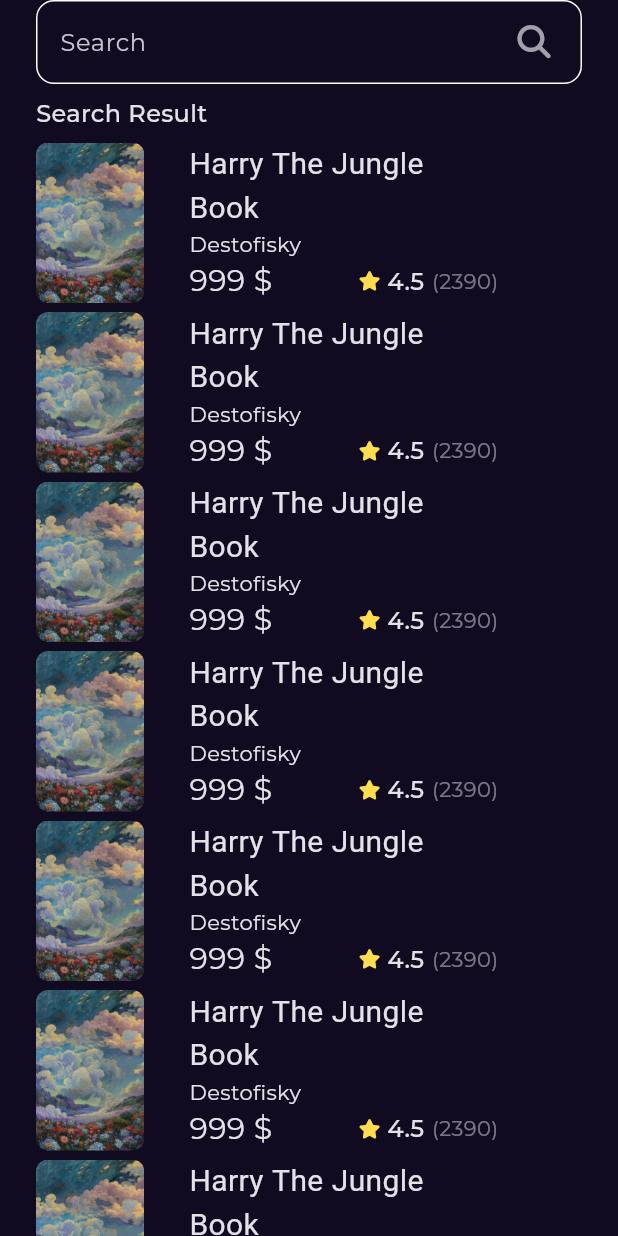
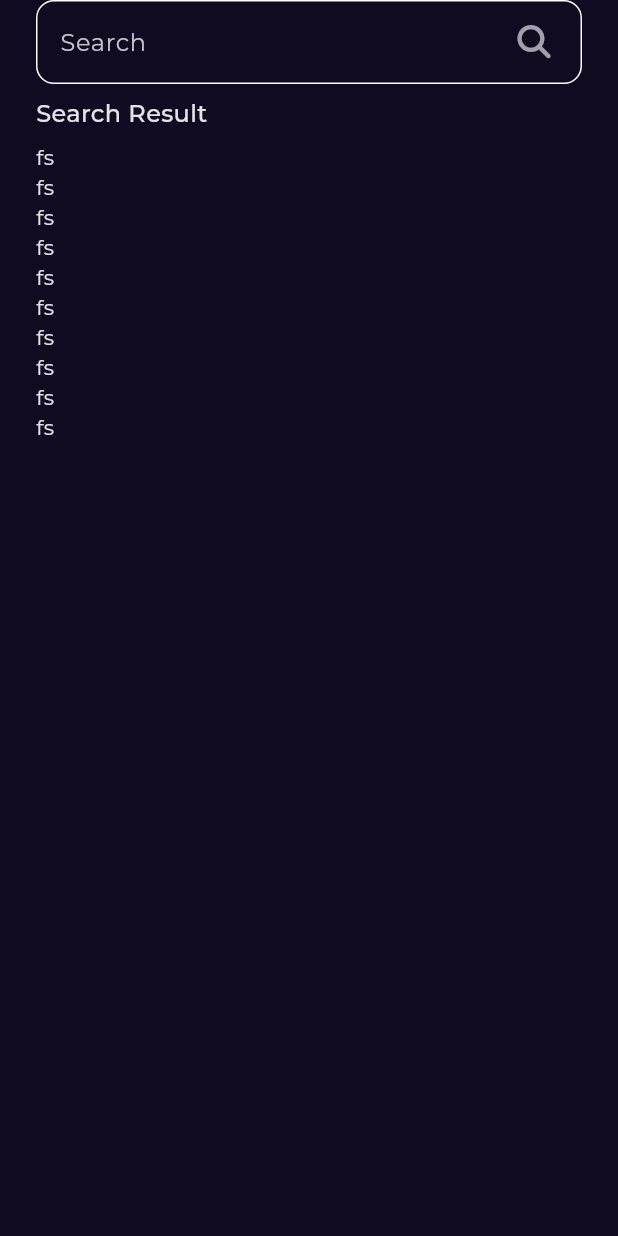
Before and after one commit to Waheed-Ashraf/Books-App, a Flutter app: the screen it shows after launch, after a tap on an icon or button, on a phone screen of 412 x 824 dp. Run offline on Flutter 3.47's test engine with Material 3 defaults, Android fonts, the phone set to English and light mode, and no system bars; our stand-ins replace cached_network_image, dartz, dio, equatable, flutter_bloc, font_awesome_flutter and 4 more; network calls fail.

Commit message:
solving issue in book model

```diff
--- a/lib/Features/Home/data/models/book_model/volume_info.dart
+++ b/lib/Features/Home/data/models/book_model/volume_info.dart
@@ -45,7 +45,7 @@ class VolumeInfo extends Equatable {
   final List<String>? categories;
 
 
-  final dynamic averageRating;
+  final num? averageRating;
 
 
   final int? ratingsCount;
@@ -157,7 +157,7 @@ class VolumeInfo extends Equatable {
 
         categories: (json['categories'] as List<dynamic>?)?.cast<String>(),
 
-        averageRating: json['averageRating'] as dynamic,
+        averageRating: json['averageRating'],
 
         ratingsCount: json['ratingsCount'] as int?,
 
--- a/lib/Features/Home/data/repo/home_repo_implementation.dart
+++ b/lib/Features/Home/data/repo/home_repo_implementation.dart
@@ -34,7 +34,7 @@ class HomeRepoimp implements HomeRepo {
   Future<Either<Failure, List<BookItemModel>>> fetchFeaturedBooks() async {
     try {
       var data = await _apiService.get(
-          endPoint: 'volumes?Filtering=free-ebooks&q=programming');
+          endPoint: 'volumes?Filtering=free-ebooks&q=sports');
 
       List<BookItemModel> itemData = [];
       for (var element in data['items']) {
--- a/lib/Features/Home/presentation/view/widgets/bestseller_item.dart
+++ b/lib/Features/Home/presentation/view/widgets/bestseller_item.dart
@@ -1,11 +1,27 @@
+import 'package:books_app/Features/Home/data/models/book_model/book_item_model.dart';
 import 'package:books_app/Features/Home/presentation/view/widgets/bestseller_item_details.dart';
+import 'package:books_app/Features/Home/presentation/view/widgets/featuered_books_item.dart';
 import 'package:books_app/core/utils/app_router.dart';
-import 'package:books_app/core/utils/assets_data.dart';
 import 'package:flutter/material.dart';
 import 'package:go_router/go_router.dart';
 
 class BookItem extends StatelessWidget {
-  const BookItem({super.key});
+  const BookItem({
+    super.key,
+    required this.bookModel,
+    // required this.imageUrl,
+    // required this.bookTitle,
+    // required this.bookAuter,
+    // required this.bookRate,
+    // required this.pageNumber
+  });
+
+  // final String imageUrl;
+  // final String bookTitle;
+  // final String bookAuter;
+  // final dynamic bookRate;
+  // final int pageNumber;
+  final BookItemModel bookModel;
 
   @override
   Widget build(BuildContext context) {
@@ -20,21 +36,16 @@ class BookItem extends StatelessWidget {
           child: Row(
             children: [
               AspectRatio(
-                aspectRatio: 2.7 / 4,
-                child: Container(
-                  decoration: BoxDecoration(
-                    borderRadius: BorderRadius.circular(8),
-                    image: DecorationImage(
-                      fit: BoxFit.fill,
-                      image: AssetImage(AssetsData.testImage),
-                    ),
-                  ),
-                ),
+                aspectRatio: 2.8 / 4,
+                child: BooksImageItem(
+                    imageUrl: bookModel.volumeInfo.imageLinks.thumbnail),
               ),
               const SizedBox(
-                width: 30,
+                width: 25,
               ),
-              const BestSellerItemDetails(),
+              BestSellerItemDetails(
+                bookModel: bookModel,
+              ),
             ],
           ),
         ),
--- a/lib/Features/Home/presentation/view/widgets/bestseller_item_details.dart
+++ b/lib/Features/Home/presentation/view/widgets/bestseller_item_details.dart
@@ -1,11 +1,16 @@
+import 'package:books_app/Features/Home/data/models/book_model/book_item_model.dart';
 import 'package:books_app/Features/Home/presentation/view/widgets/bestseller_rating.dart';
 import 'package:books_app/constent.dart';
 import 'package:books_app/core/utils/text_style.dart';
 import 'package:flutter/material.dart';
 
 class BestSellerItemDetails extends StatelessWidget {
-  const BestSellerItemDetails({super.key});
+  const BestSellerItemDetails({
+    super.key,
+    required this.bookModel,
+  });
 
+  final BookItemModel bookModel;
   @override
   Widget build(BuildContext context) {
     return SizedBox(
@@ -14,27 +19,32 @@ class BestSellerItemDetails extends StatelessWidget {
         crossAxisAlignment: CrossAxisAlignment.start,
         children: [
           Text(
-            'Harry The Jungle Book ',
+            bookModel.volumeInfo.title!,
             style: Styles.textStyle20.copyWith(
               fontFamily: kGtSectraFine,
             ),
             maxLines: 2,
             overflow: TextOverflow.ellipsis,
           ),
-          const Text(
-            'Destofisky',
+          Text(
+            bookModel.volumeInfo.authors![0],
             maxLines: 1,
             overflow: TextOverflow.ellipsis,
             style: Styles.textStyle14,
           ),
-          const Row(
+          Row(
             children: [
               Text(
-                r'999 $',
-                style: Styles.textStyle20,
+                "Free",
+                style: Styles.textStyle20.copyWith(
+                  color: const Color(0xffFFDD4F),
+                ),
               ),
-              Spacer(),
-              BestSellerRating(),
+              const Spacer(),
+              BestSellerRating(
+                bookPadges: bookModel.volumeInfo.ratingsCount ?? 0,
+                bookRate: bookModel.volumeInfo.averageRating ?? 0,
+              ),
             ],
           ),
         ],
--- a/lib/Features/Home/presentation/view/widgets/bestseller_list_view.dart
+++ b/lib/Features/Home/presentation/view/widgets/bestseller_list_view.dart
@@ -1,5 +1,9 @@
+import 'package:books_app/Features/Home/presentation/manager/NewestBooksCubit/newest_books_cubit.dart';
 import 'package:books_app/Features/Home/presentation/view/widgets/bestseller_item.dart';
+import 'package:books_app/core/widgets/custom_error_widget.dart';
+import 'package:books_app/core/widgets/custom_loading_indicator.dart';
 import 'package:flutter/material.dart';
+import 'package:flutter_bloc/flutter_bloc.dart';
 
 class BestSellerListView extends StatelessWidget {
   const BestSellerListView({super.key});
@@ -8,13 +12,26 @@ class BestSellerListView extends StatelessWidget {
   Widget build(BuildContext context) {
     return Padding(
       padding: const EdgeInsets.symmetric(horizontal: 24),
-      child: ListView.builder(
-          shrinkWrap: true,
-          physics: const NeverScrollableScrollPhysics(),
-          itemCount: 10,
-          itemBuilder: (context, index) {
-            return const BookItem();
-          }),
+      child: BlocBuilder<NewestBooksCubit, NewestBooksState>(
+        builder: (context, state) {
+          if (state is NewestBooksSuccess) {
+            return ListView.builder(
+              shrinkWrap: true,
+              physics: const NeverScrollableScrollPhysics(),
+              itemCount: state.newestBooksModel.length,
+              itemBuilder: (context, index) {
+                return BookItem(
+                  bookModel: state.newestBooksModel[index],
+                );
+              },
+            );
+          } else if (state is NewestBooksFailuer) {
+            return CustomErrorWidget(errMessage: state.errorMessage);
+          } else {
+            return const CustomLoadingIndicator();
+          }
+        },
+      ),
     );
   }
 }
--- a/lib/Features/Home/presentation/view/widgets/bestseller_rating.dart
+++ b/lib/Features/Home/presentation/view/widgets/bestseller_rating.dart
@@ -5,31 +5,36 @@ import 'package:font_awesome_flutter/font_awesome_flutter.dart';
 class BestSellerRating extends StatelessWidget {
   const BestSellerRating({
     super.key,
+    required this.bookRate,
+    required this.bookPadges,
   });
+
+  final num bookRate;
+  final int bookPadges;
   @override
   Widget build(BuildContext context) {
-    return const Row(
+    return Row(
       mainAxisAlignment: MainAxisAlignment.center,
       children: [
-        Icon(
+        const Icon(
           FontAwesomeIcons.solidStar,
           color: Color(0xffFFDD4F),
           size: 12.8,
         ),
-        SizedBox(
+        const SizedBox(
           width: 6.3,
         ),
         Text(
-          '4.5',
+          "$bookRate",
           style: Styles.textStyle16,
         ),
-        SizedBox(
+        const SizedBox(
           width: 5,
         ),
         Opacity(
           opacity: .5,
           child: Text(
-            '(2390)',
+            '($bookPadges)',
             style: Styles.textStyle14,
           ),
         ),
--- a/lib/Features/Home/presentation/view/widgets/books_details_body.dart
+++ b/lib/Features/Home/presentation/view/widgets/books_details_body.dart
@@ -40,7 +40,10 @@ class BookDetailsBody extends StatelessWidget {
                       ),
                     ),
                   ),
-                  const BestSellerRating(),
+                  const BestSellerRating(
+                    bookPadges: 22,
+                    bookRate: 0,
+                  ),
                   const SizedBox(
                     height: 16,
                   ),
--- a/lib/Features/Home/presentation/view/widgets/featuered_books_item.dart
+++ b/lib/Features/Home/presentation/view/widgets/featuered_books_item.dart
@@ -3,8 +3,8 @@ import 'package:cached_network_image/cached_network_image.dart';
 import 'package:flutter/material.dart';
 import 'package:go_router/go_router.dart';
 
-class FeaturedBooksItem extends StatelessWidget {
-  const FeaturedBooksItem({super.key, required this.imageUrl});
+class BooksImageItem extends StatelessWidget {
+  const BooksImageItem({super.key, required this.imageUrl});
 
   final String imageUrl;
 
--- a/lib/Features/Home/presentation/view/widgets/featuered_books_list.dart
+++ b/lib/Features/Home/presentation/view/widgets/featuered_books_list.dart
@@ -21,7 +21,7 @@ class FeatueredBooksListView extends StatelessWidget {
                   scrollDirection: Axis.horizontal,
                   itemCount: state.bookItemModel.length,
                   itemBuilder: (context, index) {
-                    return FeaturedBooksItem(
+                    return BooksImageItem(
                       imageUrl: state
                           .bookItemModel[index].volumeInfo.imageLinks.thumbnail,
                     );
--- a/lib/Features/Search/presentation/view/widgets/search_result_list.dart
+++ b/lib/Features/Search/presentation/view/widgets/search_result_list.dart
@@ -11,7 +11,12 @@ class SearchResultListView extends StatelessWidget {
         shrinkWrap: true,
         itemCount: 10,
         itemBuilder: (context, index) {
-          return const BookItem();
+          // return const BookItem(
+          //   imageUrl: '',
+          // );
+          return Container(
+            child: Text('fs'),
+          );
         });
   }
 }
--- a/lib/main.dart
+++ b/lib/main.dart
@@ -28,7 +28,7 @@ class BooksApp extends StatelessWidget {
         BlocProvider(
           create: (context) => NewestBooksCubit(
             getIt.get<HomeRepoimp>(),
-          ),
+          )..getNewestBooks(),
         ),
       ],
       child: MaterialApp.router(
```
Also changed, not shown: lib/Features/Home/presentation/manager/NewestBooksCubit/newest_books_cubit.dart (+18 -1 lines).
